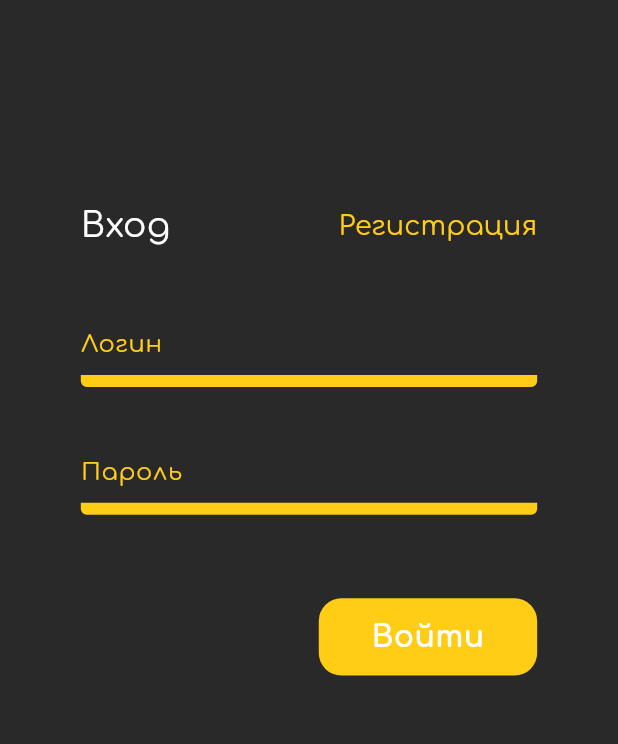
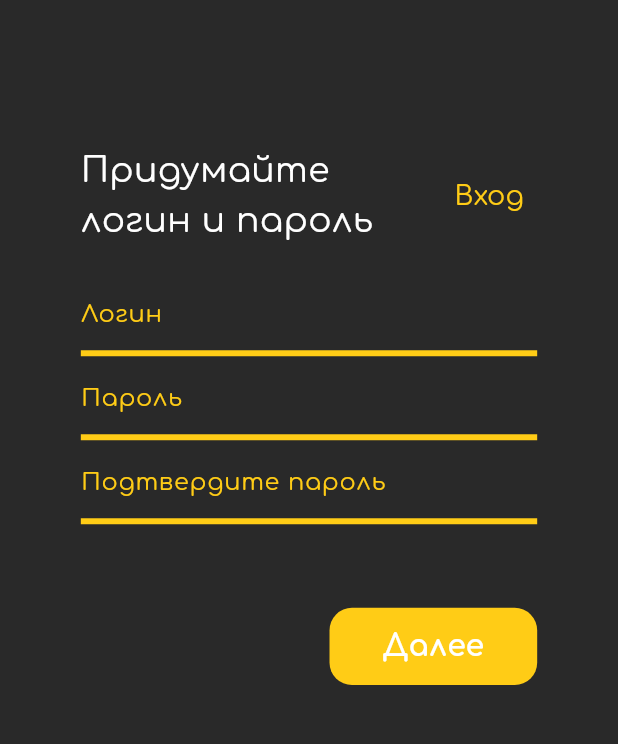
Before and after one commit to Drr4m/Control, a Flutter app: the screen it shows after launch, on a phone screen of 412 x 824 dp, the part 264-1008 px from its top. Run offline on Flutter 3.47's test engine with Material 2 defaults, Android fonts, the phone set to English and light mode, and no system bars; our stand-ins replace flutter_riverpod, flutter_svg; generated files the repository leaves out were written again.

Commit message:
Added sign up pages, updated localization

```diff
--- a/lib/core/themes/src/constants.dart
+++ b/lib/core/themes/src/constants.dart
@@ -13,14 +13,13 @@ abstract class AppColors {
 }
 
 const textFieldStyle = InputDecoration(
+    border: InputBorder.none,
     labelStyle: TextStyle(color: AppColors.yellow),
     enabledBorder: UnderlineInputBorder(
-        borderRadius: BorderRadius.only(
-            bottomLeft: Radius.circular(4), bottomRight: Radius.circular(4)),
-        borderSide: BorderSide(color: AppColors.yellow, width: 8)),
+        borderSide: BorderSide(color: AppColors.yellow, width: 4)),
     focusedBorder: UnderlineInputBorder(
-        borderSide: BorderSide(color: AppColors.yellow, width: 8)),
+        borderSide: BorderSide(color: AppColors.yellow, width: 4)),
     disabledBorder: UnderlineInputBorder(
-        borderSide: BorderSide(color: AppColors.yellow, width: 8)),
+        borderSide: BorderSide(color: AppColors.yellow, width: 4)),
     errorBorder: UnderlineInputBorder(
-        borderSide: BorderSide(color: AppColors.red, width: 8)));
+        borderSide: BorderSide(color: AppColors.red, width: 4)));
--- a/lib/SignIn/signIn.dart
+++ b/lib/features/auth/signIn.dart
@@ -2,10 +2,10 @@ import 'package:control/core/ui/textField.dart';
 import 'package:flutter/material.dart';
 import 'package:flutter_svg/flutter_svg.dart';
 import 'package:flutter_riverpod/flutter_riverpod.dart';
-import '../core/themes/theme.dart';
+import '../../core/themes/theme.dart';
 import 'package:flutter_gen/gen_l10n/app_localizations.dart';
 
-import '../core/ui/InUpButton.dart';
+import '../../core/ui/InUpButton.dart';
 
 final changeLanguage = StateProvider((ref) => 0);
 
@@ -30,7 +30,7 @@ class _SignInPageState extends ConsumerState<SignInPage> {
         body: SingleChildScrollView(
           child: Column(
             children: [
-              SizedBox(height: size.height * 0.118484),
+              SizedBox(height: size.height * 0.1184834),
               Center(
                 child: SvgPicture.asset(
                   "assets/images/logo.svg",
@@ -38,7 +38,7 @@ class _SignInPageState extends ConsumerState<SignInPage> {
                   width: size.width * 0.19231,
                 ),
               ),
-              SizedBox(height: size.height * 0.154028),
+              SizedBox(height: size.height * 0.1184834),
               Container(
                 alignment: Alignment.center,
                 margin: EdgeInsets.fromLTRB(
@@ -53,7 +53,7 @@ class _SignInPageState extends ConsumerState<SignInPage> {
                       ),
                       TextButton(
                           style: TextButton.styleFrom(
-                              padding: EdgeInsets.fromLTRB(0, 0, 0, 0)),
+                              padding: const EdgeInsets.fromLTRB(0, 0, 0, 0)),
                           onPressed: () {},
                           child: Text(
                             l10n.signUp,
--- /dev/null
+++ b/lib/features/auth/signUpSecond.dart
@@ -0,0 +1,113 @@
+import 'package:control/core/ui/textField.dart';
+import 'package:flutter/material.dart';
+import 'package:flutter_svg/flutter_svg.dart';
+import 'package:flutter_riverpod/flutter_riverpod.dart';
+import '../../core/themes/theme.dart';
+import 'package:flutter_gen/gen_l10n/app_localizations.dart';
+
+import '../../core/ui/InUpButton.dart';
+
+final changeLanguage = StateProvider((ref) => 0);
+
+class SignUpSecondPage extends ConsumerStatefulWidget {
+  const SignUpSecondPage({super.key});
+
+  @override
+  ConsumerState<ConsumerStatefulWidget> createState() =>
+      _SignUpSecondPageState();
+}
+
+class _SignUpSecondPageState extends ConsumerState<SignUpSecondPage> {
+  @override
+  Widget build(BuildContext context) {
+    Size size = MediaQuery.of(context).size;
+    final l10n = AppLocalizations.of(context);
+    print(size.height);
+    print(size.width);
+
+    return SafeArea(
+      child: GestureDetector(
+        onTap: () {
+          FocusManager.instance.primaryFocus?.unfocus();
+        },
+        child: Scaffold(
+          body: SingleChildScrollView(
+            child: Column(
+              children: [
+                SizedBox(height: size.height * 0.1184834),
+                Center(
+                  child: SvgPicture.asset(
+                    "assets/images/logo.svg",
+                    semanticsLabel: "Logo",
+                    width: size.width * 0.19231,
+                  ),
+                ),
+                SizedBox(height: size.height * 0.1184834),
+                Container(
+                  alignment: Alignment.center,
+                  margin: EdgeInsets.fromLTRB(
+                      size.width * 0.130769, 0, size.width * 0.130769, 0),
+                  child: Column(children: [
+                    Row(
+                      mainAxisAlignment: MainAxisAlignment.spaceBetween,
+                      children: [
+                        Column(
+                          crossAxisAlignment: CrossAxisAlignment.start,
+                          children: [
+                            Text(
+                              l10n.create,
+                              style: text23.copyWith(color: AppColors.white),
+                            ),
+                            Text(
+                              l10n.logAndPass,
+                              style: text23.copyWith(color: AppColors.white),
+                            ),
+                          ],
+                        ),
+                        Column(
+                          children: [
+                            TextButton(
+                                style: TextButton.styleFrom(
+                                    padding:
+                                        const EdgeInsets.fromLTRB(0, 0, 0, 0)),
+                                onPressed: () {},
+                                child: Text(
+                                  l10n.signIn,
+                                  style:
+                                      text18.copyWith(color: AppColors.yellow),
+                                )),
+                          ],
+                        ),
+                      ],
+                    ),
+                    SizedBox(height: size.height * 0.022),
+                    Row(
+                      children: [MyTextField(text: l10n.login)],
+                    ),
+                    Row(
+                      children: [MyTextField(text: l10n.password)],
+                    ),
+                    Row(
+                      children: [MyTextField(text: l10n.confirmPassword)],
+                    ),
+                    SizedBox(height: size.height * 0.067535),
+                    Row(
+                      mainAxisAlignment: MainAxisAlignment.end,
+                      children: [
+                        InUpButton(
+                          text: Text(l10n.nextButton,
+                              style:
+                                  text20bold.copyWith(color: AppColors.white)),
+                        ),
+                      ],
+                    ),
+                  ]),
+                ),
+              ],
+            ),
+          ),
+        ),
+      ),
+    );
+  }
+}
--- a/lib/l10n/app_en.arb
+++ b/lib/l10n/app_en.arb
@@ -10,7 +10,8 @@
     "ogrnip" : "PSRNSP",
     "organizationName" : "Organization name",
     "nextButton" : "Next",
-    "singUpLogin" : "Create a llogin and password",
+    "create" : "Create",
+    "logAndPass" : "login and password",
     "confirmPassword" : "Confirm password",
 
 
--- a/lib/l10n/app_ru.arb
+++ b/lib/l10n/app_ru.arb
@@ -10,7 +10,8 @@
     "ogrnip" : "ОГРНИП",
     "organizationName" : "Название организации",
     "nextButton" : "Далее",
-    "singUpLogin" : "Придумайте логин и пароль",
+    "create" : "Придумайте",
+    "logAndPass" : "логин и пароль",
     "confirmPassword" : "Подтвердите пароль",
 
 
--- a/lib/main.dart
+++ b/lib/main.dart
@@ -1,9 +1,11 @@
-import 'package:control/SignIn/signIn.dart';
 import 'package:control/l10n/all_locale.dart';
 import 'package:flutter/material.dart';
 import 'package:flutter_riverpod/flutter_riverpod.dart';
 import 'package:flutter_localizations/flutter_localizations.dart';
 import 'package:flutter_gen/gen_l10n/app_localizations.dart';
+import 'package:control/features/auth/signIn.dart';
+import 'package:control/features/auth/signUpFirst.dart';
+import 'package:control/features/auth/signUpSecond.dart';
 
 final changeLanguage = StateProvider((ref) => 1);
 void main() {
@@ -31,7 +33,8 @@ class MyApp extends ConsumerWidget {
         fontFamily: 'Comfortaa',
         scaffoldBackgroundColor: const Color(0xFF292929),
       ),
-      home: SignInPage(),
+      debugShowCheckedModeBanner: false,
+      home: SignUpSecondPage(),
     );
   }
 }
```
Also changed, not shown: lib/features/auth/signUpFirst.dart (added, +101 -0 lines).
